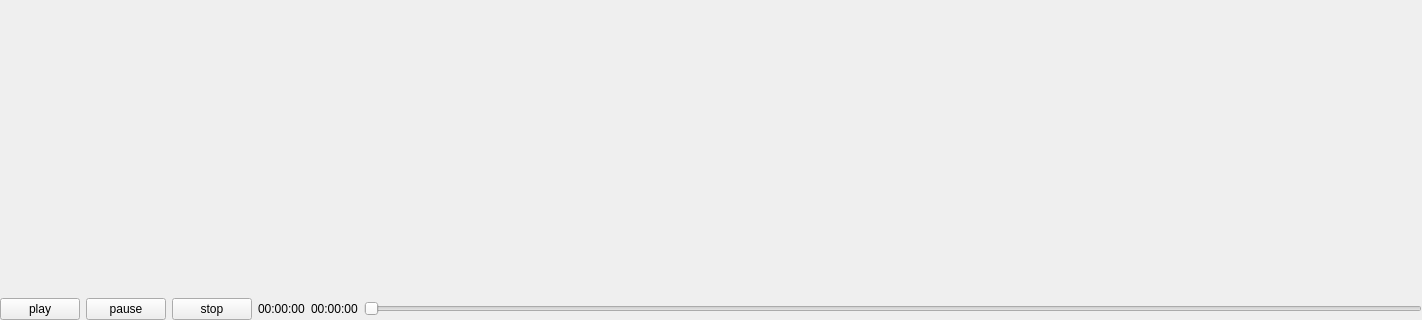
Above: Src/MCVideoPlayTest/MCVideoPlayTest.ui from MochenFly/MCLab before the change; both pictures show x 0 to 1422 and y 280 to 600 of the 1422 by 600 pixel window. Below: the same form after it.
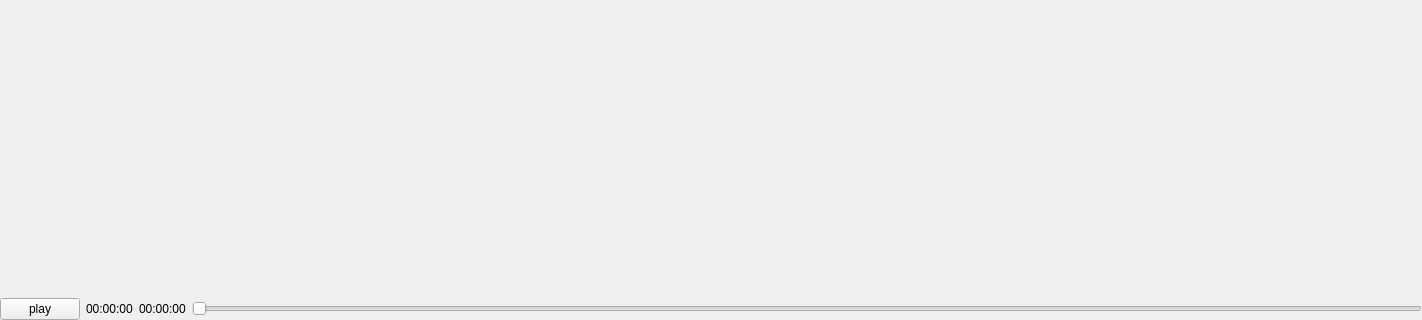
That is the form after the change. Custom widgets are drawn as their Qt base class.

```diff
--- a/Src/MCVideoPlayTest/MCVideoPlayTest.ui
+++ b/Src/MCVideoPlayTest/MCVideoPlayTest.ui
@@ -49,7 +49,7 @@
      </widget>
     </item>
     <item>
-     <layout class="QHBoxLayout" name="horizontalLayout" stretch="0,0,0,0,0,0">
+     <layout class="QHBoxLayout" name="horizontalLayout" stretch="0,0,0,0">
       <item>
        <widget class="QPushButton" name="btnPlay">
         <property name="text">
@@ -57,23 +57,6 @@
         </property>
        </widget>
       </item>
-      <item>
-       <widget class="QPushButton" name="btnPause">
-        <property name="text">
-         <string>pause</string>
-        </property>
-       </widget>
-      </item>
-      <item>
-       <widget class="QPushButton" name="btnStop">
-        <property name="text">
-         <string>stop</string>
-        </property>
-        <property name="checkable">
-         <bool>true</bool>
-        </property>
-       </widget>
-      </item>
       <item>
        <widget class="QLabel" name="labelCurrentTime">
         <property name="text">
```
Left out of the diff: 2 changed lines with no effect on the pictures.
